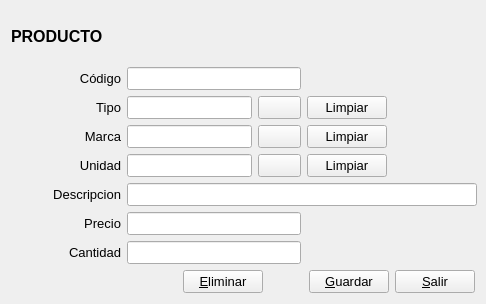
radtek/manager, file Facturacion/productoformtransaction.ui: the form before one commit.
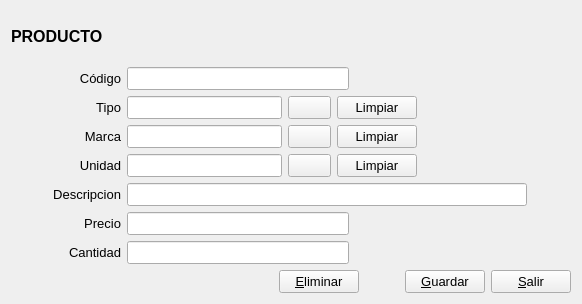
The form after the commit. Icons and pictures are not drawn. Custom widgets are drawn as their Qt base class.

Diff of the .ui file:
```diff
--- a/Facturacion/productoformtransaction.ui
+++ b/Facturacion/productoformtransaction.ui
@@ -6,7 +6,7 @@
    <rect>
     <x>0</x>
     <y>0</y>
-    <width>486</width>
+    <width>582</width>
     <height>304</height>
    </rect>
   </property>
@@ -460,13 +460,13 @@
        </property>
        <property name="minimumSize">
         <size>
-         <width>350</width>
+         <width>400</width>
          <height>0</height>
         </size>
        </property>
        <property name="maximumSize">
         <size>
-         <width>16777215</width>
+         <width>400</width>
          <height>16777215</height>
         </size>
        </property>
@@ -477,6 +477,19 @@
        </property>
       </widget>
      </item>
+     <item>
+      <spacer name="horizontalSpacer_4">
+       <property name="orientation">
+        <enum>Qt::Horizontal</enum>
+       </property>
+       <property name="sizeHint" stdset="0">
+        <size>
+         <width>40</width>
+         <height>20</height>
+        </size>
+       </property>
+      </spacer>
+     </item>
     </layout>
    </item>
    <item>
```
